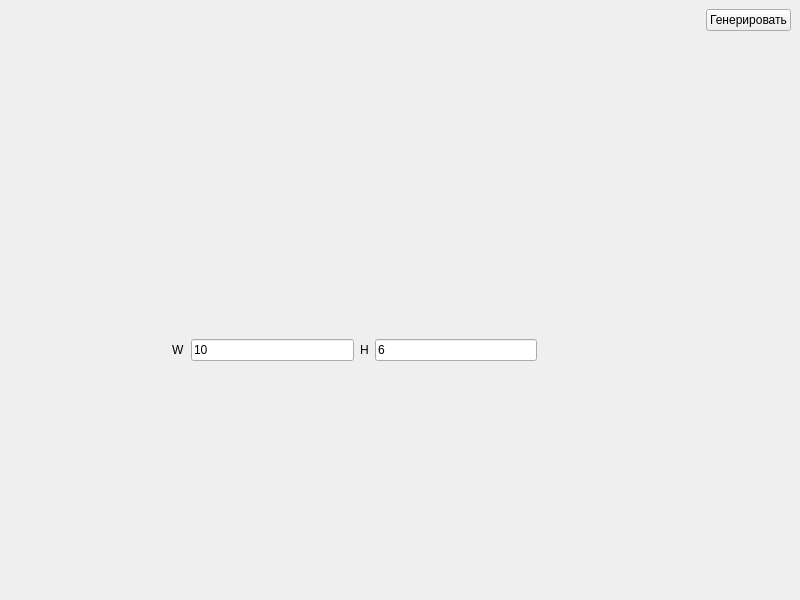
First picture: the form in src/manager.ui, repository unitedtimur/FindPath, before the edit.
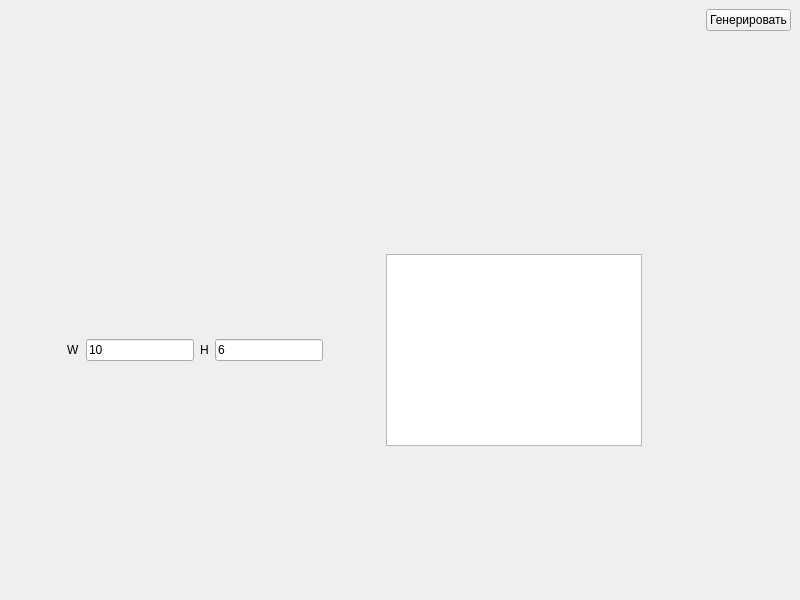
Second picture: the form after the edit.

What changed in the file:
```diff
--- a/src/manager.ui
+++ b/src/manager.ui
@@ -118,6 +118,29 @@
             </property>
            </spacer>
           </item>
+          <item>
+           <widget class="QTextEdit" name="textEdit">
+            <property name="sizePolicy">
+             <sizepolicy hsizetype="Minimum" vsizetype="Fixed">
+              <horstretch>0</horstretch>
+              <verstretch>0</verstretch>
+             </sizepolicy>
+            </property>
+           </widget>
+          </item>
+          <item>
+           <spacer name="horizontalSpacer_3">
+            <property name="orientation">
+             <enum>Qt::Horizontal</enum>
+            </property>
+            <property name="sizeHint" stdset="0">
+             <size>
+              <width>40</width>
+              <height>20</height>
+             </size>
+            </property>
+           </spacer>
+          </item>
          </layout>
         </item>
        </layout>
```
